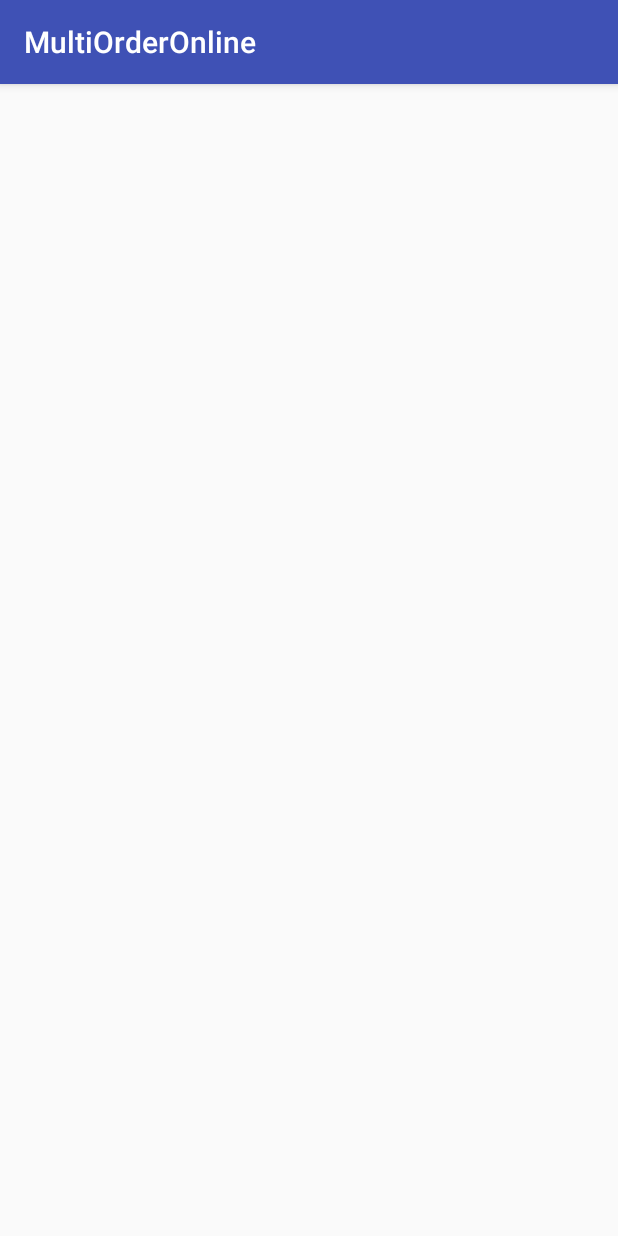
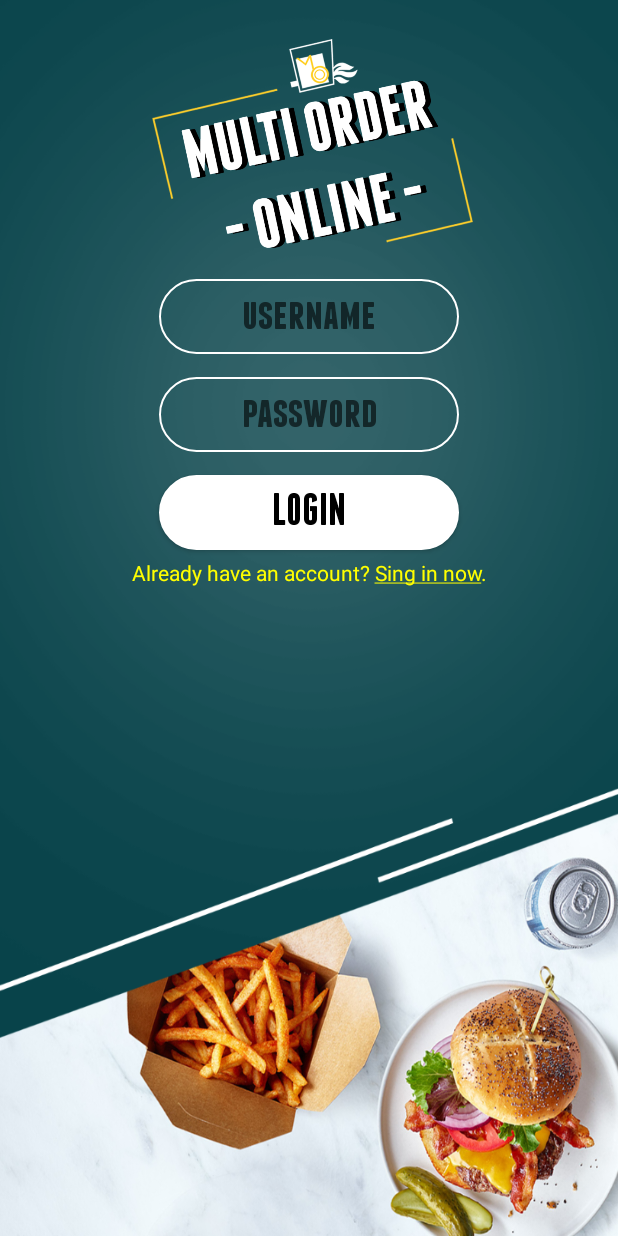
Before and after one commit to brightonter1/MultiOrderOnline, an Android app: the screen it shows after launch (MainActivity), on a phone screen of 412 x 824 dp. Run offline under Robolectric (Android 15) with nearby library versions, the light colour scheme and no system bars.

Commit message:
add loginFragment [font,border,bg,logo]

```diff
--- a/app/src/main/java/group14/multiorder/multiorderonline/LoginFragment.java
+++ b/app/src/main/java/group14/multiorder/multiorderonline/LoginFragment.java
@@ -1,5 +1,6 @@
 package group14.multiorder.multiorderonline;
 
+import android.graphics.Typeface;
 import android.os.Bundle;
 import android.support.annotation.NonNull;
 import android.support.annotation.Nullable;
@@ -7,6 +8,9 @@ import android.support.v4.app.Fragment;
 import android.view.LayoutInflater;
 import android.view.View;
 import android.view.ViewGroup;
+import android.widget.Button;
+import android.widget.EditText;
+import android.widget.TextView;
 
 public class LoginFragment extends Fragment {
     @Nullable
@@ -15,9 +19,23 @@ public class LoginFragment extends Fragment {
         return inflater.inflate(R.layout.fragment_login, container, false);
     }
 
+    EditText userName;
+    EditText pwd;
+    Button btn;
+    Typeface typeface;
     @Override
     public void onActivityCreated(@Nullable Bundle savedInstanceState) {
         super.onActivityCreated(savedInstanceState);
+        setFont();
+    }
 
+    public void setFont(){
+        typeface = Typeface.createFromAsset(getActivity().getAssets(), "font/Franchise-Bold.ttf");
+        userName = getActivity().findViewById(R.id.login_username);
+        pwd = getActivity().findViewById(R.id.login_pwd);
+        btn = getActivity().findViewById(R.id.login_login);
+        userName.setTypeface(typeface);
+        pwd.setTypeface(typeface);
+        btn.setTypeface(typeface);
     }
 }
--- /dev/null
+++ b/app/src/main/res/drawable-xxhdpi/drawable.xml
@@ -0,0 +1,4 @@
+<?xml version="1.0" encoding="utf-8"?>
+<selector xmlns:android="http://schemas.android.com/apk/res/android">
+
+</selector>
--- /dev/null
+++ b/app/src/main/res/drawable-xxxhdpi/drawable.xml
@@ -0,0 +1,4 @@
+<?xml version="1.0" encoding="utf-8"?>
+<selector xmlns:android="http://schemas.android.com/apk/res/android">
+
+</selector>
--- /dev/null
+++ b/app/src/main/res/drawable/border.xml
@@ -0,0 +1,10 @@
+<?xml version="1.0" encoding="utf-8"?>
+<shape xmlns:android="http://schemas.android.com/apk/res/android" android:shape="rectangle">
+
+    <stroke
+        android:width="1dp"
+        android:color="@android:color/white"/>
+    <corners
+
+        android:radius="40dp"/>
+</shape>
--- /dev/null
+++ b/app/src/main/res/drawable/borderbold.xml
@@ -0,0 +1,11 @@
+<?xml version="1.0" encoding="utf-8"?>
+<shape xmlns:android="http://schemas.android.com/apk/res/android" android:shape="rectangle">
+
+    <stroke
+        android:width="1dp"
+        android:color="@android:color/white"/>
+    <corners
+        android:radius="40dp"/>
+    <solid
+        android:color="@android:color/white"/>
+</shape>
--- a/app/src/main/res/layout/activity_main.xml
+++ b/app/src/main/res/layout/activity_main.xml
@@ -8,11 +8,14 @@
     android:paddingLeft="16dp"
     android:paddingRight="16dp"
     android:paddingTop="16dp"
+    android:background="@drawable/login_bg"
     tools:context=".MainActivity">
 
     <FrameLayout
         android:id="@+id/main_view"
         android:layout_width="match_parent"
-        android:layout_height="match_parent">
+        android:layout_height="match_parent"
+
+        >
     </FrameLayout>
 </RelativeLayout>
--- a/app/src/main/res/layout/fragment_login.xml
+++ b/app/src/main/res/layout/fragment_login.xml
@@ -1,9 +1,49 @@
 <?xml version="1.0" encoding="utf-8"?>
-<android.support.constraint.ConstraintLayout
-    xmlns:android="http://schemas.android.com/apk/res/android"
-    xmlns:tools="http://schemas.android.com/tools"
+<LinearLayout xmlns:android="http://schemas.android.com/apk/res/android"
+    android:orientation="vertical"
     android:layout_width="match_parent"
     android:layout_height="match_parent">
 
+    <ImageView
+        android:layout_width="match_parent"
+        android:layout_height="170dp"
+        android:src="@drawable/logo" />
 
-</android.support.constraint.ConstraintLayout>
+    <EditText
+        android:id="@+id/login_username"
+        android:textSize="30dp"
+        android:gravity="center"
+        android:layout_gravity="center"
+        android:hint="username"
+        android:background="@drawable/border"
+        android:layout_width="200dp"
+        android:layout_height="50dp" />
+
+    <EditText
+        android:id="@+id/login_pwd"
+        android:textSize="30dp"
+        android:gravity="center"
+        android:hint="password"
+        android:layout_marginTop="15dp"
+        android:layout_gravity="center"
+        android:background="@drawable/border"
+        android:layout_width="200dp"
+        android:layout_height="50dp" />
+    <Button
+        android:id="@+id/login_login"
+        android:layout_gravity="center"
+        android:text="Login"
+        android:textColor="@android:color/black"
+        android:textSize="30dp"
+        android:layout_marginTop="15dp"
+        android:background="@drawable/borderbold"
+        android:layout_width="200dp"
+        android:layout_height="50dp" />
+    <TextView
+        android:id="@+id/login_register"
+        android:gravity="center"
+        android:textColor="@color/Yellow"
+        android:text="@string/register"
+        android:layout_width="match_parent"
+        android:layout_height="30dp" />
+</LinearLayout>
--- a/app/src/main/res/values/colors.xml
+++ b/app/src/main/res/values/colors.xml
@@ -3,4 +3,5 @@
     <color name="colorPrimary">#3F51B5</color>
     <color name="colorPrimaryDark">#303F9F</color>
     <color name="colorAccent">#FF4081</color>
+    <color name="Yellow">#FFFF00</color>
 </resources>
--- a/app/src/main/res/values/strings.xml
+++ b/app/src/main/res/values/strings.xml
@@ -1,3 +1,4 @@
 <resources>
     <string name="app_name">MultiOrderOnline</string>
+    <string name="register">Already have an account? <u>Sing in now</u>.</string>
 </resources>
--- a/app/src/main/res/values/styles.xml
+++ b/app/src/main/res/values/styles.xml
@@ -1,7 +1,7 @@
 <resources>
 
     <!-- Base application theme. -->
-    <style name="AppTheme" parent="Theme.AppCompat.Light.DarkActionBar">
+    <style name="AppTheme" parent="Theme.AppCompat.Light.NoActionBar">
         <!-- Customize your theme here. -->
         <item name="colorPrimary">@color/colorPrimary</item>
         <item name="colorPrimaryDark">@color/colorPrimaryDark</item>
--- a/build.gradle
+++ b/build.gradle
@@ -7,7 +7,7 @@ buildscript {
         jcenter()
     }
     dependencies {
-        classpath 'com.android.tools.build:gradle:3.1.4'
+        classpath 'com.android.tools.build:gradle:3.2.0'
 
 
         // NOTE: Do not place your application dependencies here; they belong
```
Also changed, not shown: app/src/main/assets/font/Franchise-Bold.ttf (added), app/src/main/res/drawable-xhdpi/login_bg.png (added), app/src/main/res/drawable-xxhdpi/login_bg.png (added), app/src/main/res/drawable-xxxhdpi/login_bg.png (added), app/src/main/res/drawable/logo.png (added), gradle/wrapper/gradle-wrapper.properties, 2 other files.
